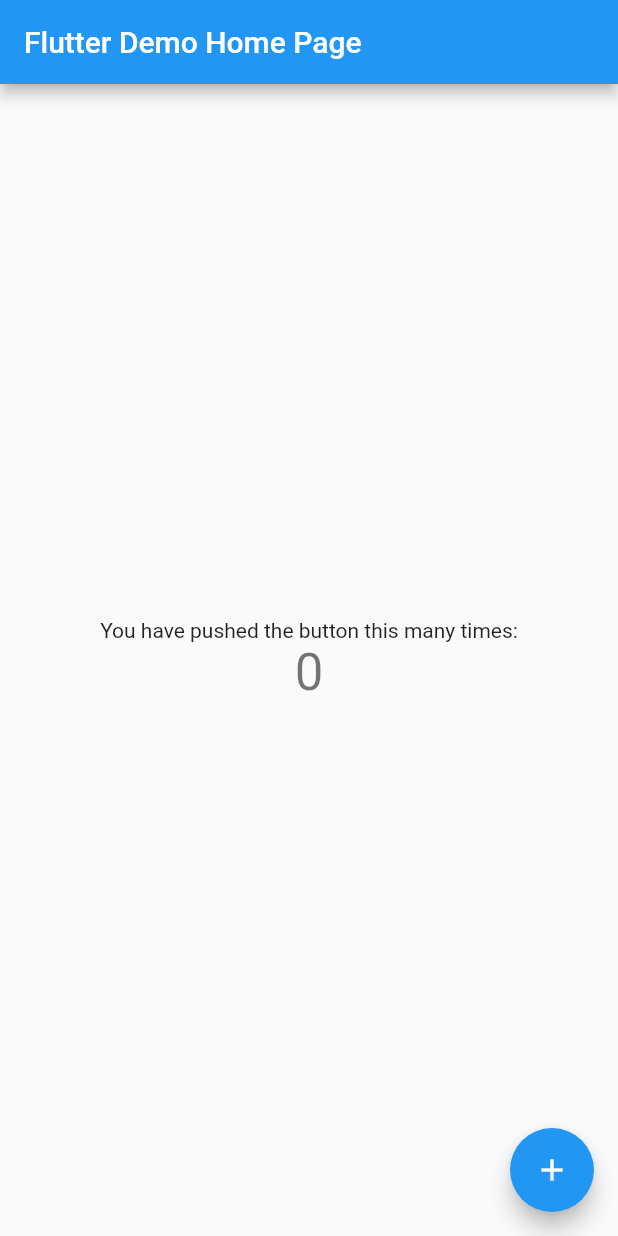
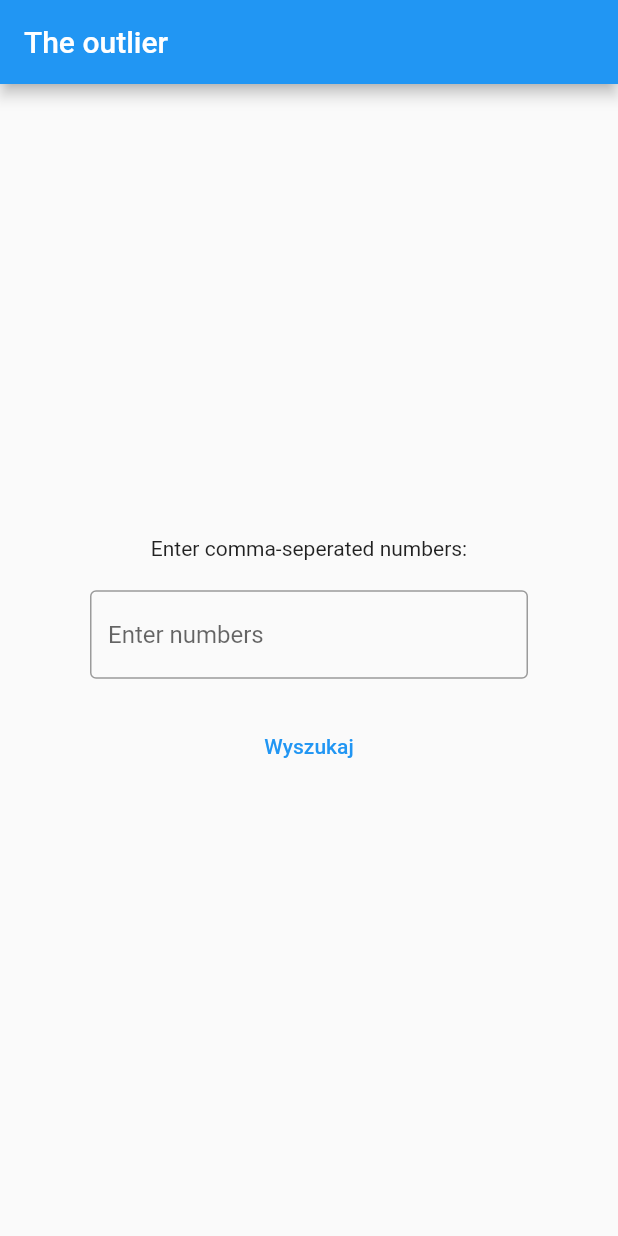
Before and after one commit to Sianuga/OutlierApp, a Flutter app: the screen it shows after launch, on a phone screen of 412 x 824 dp. Run offline on Flutter 3.47's test engine with Material 2 defaults, Android fonts, the phone set to English and light mode, and no system bars.

Commit message:
Added README, reorganized app screens, designed home page

```diff
--- /dev/null
+++ b/outlier/lib/homePageScreen.dart
@@ -0,0 +1,96 @@
+import 'package:flutter/material.dart';
+
+class MyHomePage extends StatefulWidget
+{
+  const MyHomePage({super.key, required this.title});
+
+
+
+  final String title;
+
+  @override
+  State<MyHomePage> createState() => _MyHomePageState();
+}
+
+  //Implement interface for button action
+
+class _MyHomePageState extends State<MyHomePage>
+{
+
+
+
+  @override
+  Widget build(BuildContext context)
+  {
+    void printConsole()
+    {
+        print("Clicked");
+    }
+
+    void changeToOutlierScreen()
+    {
+      //Implement changing to outlierScreen
+    }
+
+
+
+
+    return Scaffold(
+
+      appBar: AppBar(
+        title: Text(widget.title),
+      ),
+
+      body: Center(
+
+        child: Column(
+
+          mainAxisAlignment: MainAxisAlignment.center,
+
+          children: <Widget>[
+
+            const Padding(
+              padding:  EdgeInsets.all(10.0),
+              child: Text(
+                'Enter comma-seperated numbers:',
+              ),
+            ),
+
+            //Select appropriate size for textField
+           const Padding(
+              padding: EdgeInsets.only(top: 10.0, bottom: 10.0, left: 60, right: 60),
+              child: TextField(
+                decoration: InputDecoration(
+                  border: OutlineInputBorder(),
+                hintText: 'Enter numbers',
+
+                ),
+                ),
+            ),
+
+           Padding(
+              padding: const EdgeInsets.all( 10.0),
+              child: TextButton(
+                onPressed: printConsole,
+
+                style: ButtonStyle(
+                  minimumSize: MaterialStateProperty.all<Size>(
+                    const Size(150,50),
+                  )
+                ),
+
+                child: const Text(
+                  'Wyszukaj',
+                )
+                ),
+            )
+
+          ],
+
+        ),
+
+      ),
+
+    );
+  }
+}
--- a/outlier/lib/main.dart
+++ b/outlier/lib/main.dart
@@ -1,115 +1,28 @@
 import 'package:flutter/material.dart';
+import 'homePageScreen.dart';
+import 'outlierScreen.dart';
 
-void main() {
+void main()
+{
   runApp(const MyApp());
 }
 
-class MyApp extends StatelessWidget {
+class MyApp extends StatelessWidget
+{
   const MyApp({super.key});
 
-  // This widget is the root of your application.
+
   @override
-  Widget build(BuildContext context) {
+  Widget build(BuildContext context)
+  {
     return MaterialApp(
-      title: 'Flutter Demo',
+      title: 'The outlier',
+
       theme: ThemeData(
-        // This is the theme of your application.
-        //
-        // Try running your application with "flutter run". You'll see the
-        // application has a blue toolbar. Then, without quitting the app, try
-        // changing the primarySwatch below to Colors.green and then invoke
-        // "hot reload" (press "r" in the console where you ran "flutter run",
-        // or simply save your changes to "hot reload" in a Flutter IDE).
-        // Notice that the counter didn't reset back to zero; the application
-        // is not restarted.
         primarySwatch: Colors.blue,
       ),
-      home: const MyHomePage(title: 'Flutter Demo Home Page'),
+
+      home: const MyHomePage(title: 'The outlier'),
     );
   }
 }
-
-class MyHomePage extends StatefulWidget {
-  const MyHomePage({super.key, required this.title});
-
-  // This widget is the home page of your application. It is stateful, meaning
-  // that it has a State object (defined below) that contains fields that affect
-  // how it looks.
-
-  // This class is the configuration for the state. It holds the values (in this
-  // case the title) provided by the parent (in this case the App widget) and
-  // used by the build method of the State. Fields in a Widget subclass are
-  // always marked "final".
-
-  final String title;
-
-  @override
-  State<MyHomePage> createState() => _MyHomePageState();
-}
-
-class _MyHomePageState extends State<MyHomePage> {
-  int _counter = 0;
-
-  void _incrementCounter() {
-    setState(() {
-      // This call to setState tells the Flutter framework that something has
-      // changed in this State, which causes it to rerun the build method below
-      // so that the display can reflect the updated values. If we changed
-      // _counter without calling setState(), then the build method would not be
-      // called again, and so nothing would appear to happen.
-      _counter++;
-    });
-  }
-
-  @override
-  Widget build(BuildContext context) {
-    // This method is rerun every time setState is called, for instance as done
-    // by the _incrementCounter method above.
-    //
-    // The Flutter framework has been optimized to make rerunning build methods
-    // fast, so that you can just rebuild anything that needs updating rather
-    // than having to individually change instances of widgets.
-    return Scaffold(
-      appBar: AppBar(
-        // Here we take the value from the MyHomePage object that was created by
-        // the App.build method, and use it to set our appbar title.
-        title: Text(widget.title),
-      ),
-      body: Center(
-        // Center is a layout widget. It takes a single child and positions it
-        // in the middle of the parent.
-        child: Column(
-          // Column is also a layout widget. It takes a list of children and
-          // arranges them vertically. By default, it sizes itself to fit its
-          // children horizontally, and tries to be as tall as its parent.
-          //
-          // Invoke "debug painting" (press "p" in the console, choose the
-          // "Toggle Debug Paint" action from the Flutter Inspector in Android
-          // Studio, or the "Toggle Debug Paint" command in Visual Studio Code)
-          // to see the wireframe for each widget.
-          //
-          // Column has various properties to control how it sizes itself and
-          // how it positions its children. Here we use mainAxisAlignment to
-          // center the children vertically; the main axis here is the vertical
-          // axis because Columns are vertical (the cross axis would be
-          // horizontal).
-          mainAxisAlignment: MainAxisAlignment.center,
-          children: <Widget>[
-            const Text(
-              'You have pushed the button this many times:',
-            ),
-            Text(
-              '$_counter',
-              style: Theme.of(context).textTheme.headlineMedium,
-            ),
-          ],
-        ),
-      ),
-      floatingActionButton: FloatingActionButton(
-        onPressed: _incrementCounter,
-        tooltip: 'Increment',
-        child: const Icon(Icons.add),
-      ), // This trailing comma makes auto-formatting nicer for build methods.
-    );
-  }
-}
--- /dev/null
+++ b/outlier/lib/outlierScreen.dart
@@ -0,0 +1 @@
+//Implement widget to show the result
```
Also changed, not shown: 2 other files.
